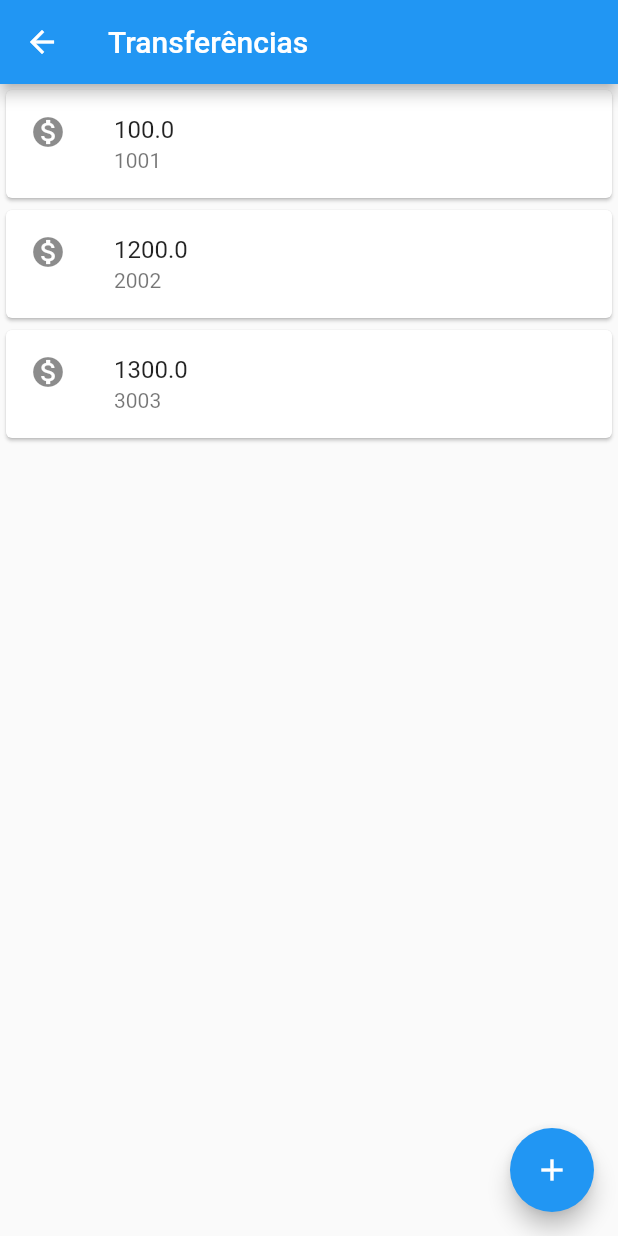
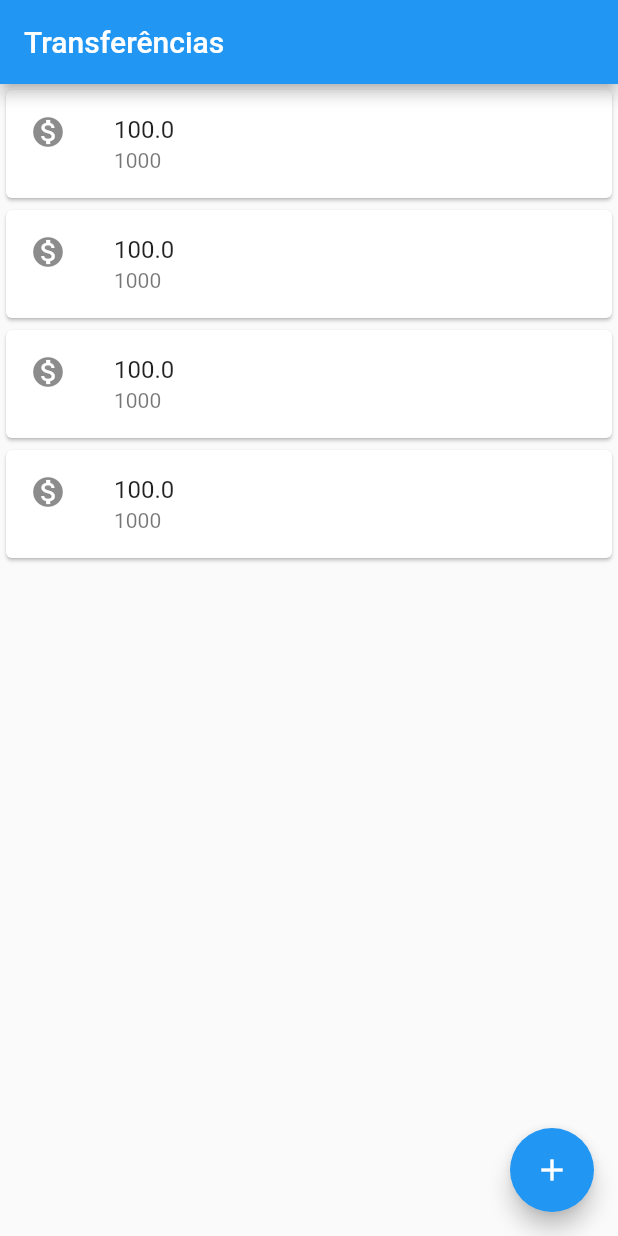
Before and after one commit to carolbonturi/byteBank, a Flutter app: the ListaTranferencias screen opened directly, on a phone screen of 412 x 824 dp. Run offline on Flutter 3.47's test engine with Material 2 defaults, Android fonts, the phone set to English and light mode, and no system bars.

Commit message:
Implement ListView in order to group transfers

```diff
--- a/lib/main.dart
+++ b/lib/main.dart
@@ -7,7 +7,7 @@ class BytebankApp extends StatelessWidget {
   Widget build(BuildContext context) {
     return MaterialApp(
       home: Scaffold(
-        body: FormularioTransferencia(),
+        body: ListaTranferencias(),
       ),
     );
   }
@@ -23,41 +23,60 @@ class FormularioTransferencia extends StatelessWidget {
     return Scaffold(
       appBar: AppBar(title: Text('Criando transferência'),),
         body: Column(
-          children: [
+          children: <Widget>[
             Editor(controlador: _controladorCampoNumeroConta, rotulo: 'Numero da conta', dica: '0000',),
             Editor(controlador: _controladorCampoValor, icone: Icons.monetization_on, rotulo: 'Valor', dica: '0.00',),
             RaisedButton(
-              onPressed: () => _criaTransferencia(),
+              onPressed: () => _criaTransferencia(context),
               child: Text('Confirmar'),
             )
           ],
         ));
   }
 
-  void _criaTransferencia() {
+  void _criaTransferencia(BuildContext context) {
     final double valor = double.tryParse(_controladorCampoValor.text);
     final int numeroConta = int.tryParse(_controladorCampoNumeroConta.text);
 
     if (valor != null && numeroConta != null) {
       final transferenciaCriada = Transferencia(valor, numeroConta);
+      debugPrint('Criando transferencia');
       debugPrint('$transferenciaCriada');
+      Navigator.pop(context, transferenciaCriada);
     }
   }
 }
 
 class ListaTranferencias extends StatelessWidget {
+  final List<Transferencia> _transferencias = List();
+
   @override
   Widget build(BuildContext context) {
+    _transferencias.add(Transferencia(100.0, 1000));
+    _transferencias.add(Transferencia(100.0, 1000));
+    _transferencias.add(Transferencia(100.0, 1000));
+    _transferencias.add(Transferencia(100.0, 1000));
     return Scaffold(
       appBar: AppBar(title: Text('Transferências'),),
-      body: Column(
-        children: <Widget>[
-          ItemTransferencia(Transferencia(100.0, 1001)),
-          ItemTransferencia(Transferencia(1200.0, 2002)),
-          ItemTransferencia(Transferencia(1300.0, 3003)),
-        ],
+      body: ListView.builder(
+        itemCount: _transferencias.length,
+        itemBuilder: (context, indice) {
+          final transferencia = _transferencias[indice];
+          return ItemTransferencia(transferencia);
+        },
+
       ),
       floatingActionButton: FloatingActionButton(
+        onPressed: () {
+          final Future<Transferencia> future = Navigator.push(context, MaterialPageRoute(builder: (context) {
+            return FormularioTransferencia();
+          }));
+          future.then((transferenciaRecebida) {
+            debugPrint('Chegou no then do future');
+            debugPrint('$transferenciaRecebida');
+            _transferencias.add(transferenciaRecebida);
+          });
+        },
         child: Icon(Icons.add),
       ),
     );
@@ -73,27 +92,26 @@ class ItemTransferencia extends StatelessWidget {
     return Card(
         child: ListTile(
           leading: Icon(Icons.monetization_on),
-          title: Text(_transferencia._valor.toString()),
-          subtitle: Text(_transferencia._numeroConta.toString()),
+          title: Text(_transferencia.valor.toString()),
+          subtitle: Text(_transferencia.numeroConta.toString()),
         )
     );
   }
 }
 
 class Transferencia {
-  final double _valor;
-  final int _numeroConta;
+  final double valor;
+  final int numeroConta;
 
-  Transferencia(this._valor, this._numeroConta);
+  Transferencia(this.valor, this.numeroConta);
 
   @override
   String toString() {
-    return 'Transferencia{_valor: $_valor, _numeroConta: $_numeroConta}';
+    return 'Transferencia{valor: $valor, numeroConta: $numeroConta}';
   }
 }
 
 class Editor extends StatelessWidget {
-
   final TextEditingController controlador;
   final String rotulo;
   final String dica;
@@ -104,7 +122,7 @@ class Editor extends StatelessWidget {
   @override
   Widget build(BuildContext context) {
     return Padding(
-      padding: const EdgeInsets.fromLTRB(16.0, 8.0, 16.0, 8.0),
+      padding: const EdgeInsets.all(16.0),
       child: TextField(
         controller: controlador,
         style: TextStyle(
```
